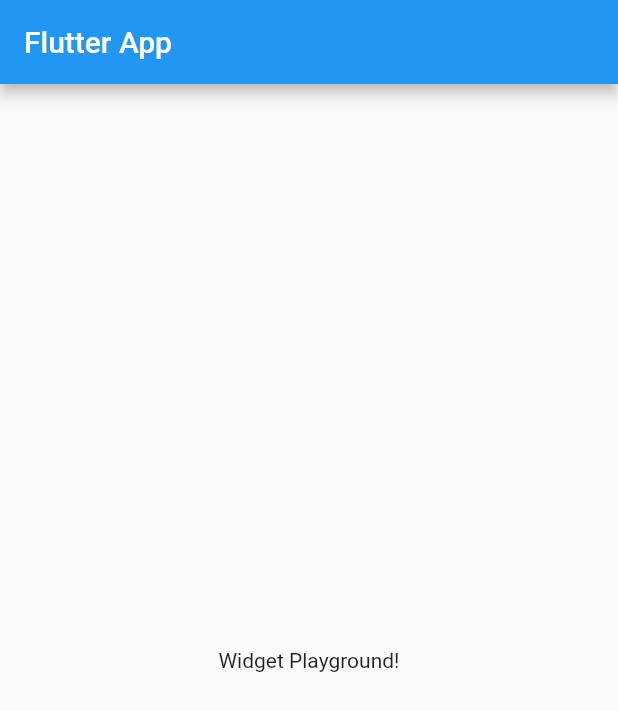
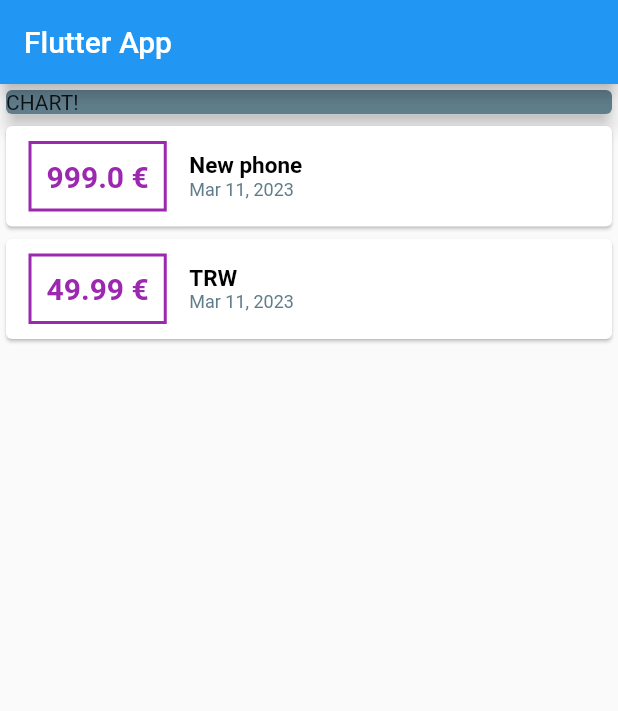
Before and after one commit to r0pe-12/personal_expenses_app, a Flutter app: the screen it shows after launch, on a phone screen of 412 x 824 dp. Shown: the top 711 px of the screen. Run offline on Flutter 3.47's test engine with Material 2 defaults, Android fonts, the phone set to English and light mode, and no system bars.

Commit message:
formatted date

```diff
--- a/lib/main.dart
+++ b/lib/main.dart
@@ -1,4 +1,9 @@
+// ignore_for_file: prefer_const_constructors
+// ignore_for_file: prefer_const_literals_to_create_immutables
 import 'package:flutter/material.dart';
+import 'package:personal_expenses_app/transaction.dart';
+
+import 'package:intl/intl.dart';
 
 void main() => runApp(const MyApp());
 
@@ -7,7 +12,7 @@ class MyApp extends StatelessWidget {
 
   @override
   Widget build(BuildContext context) {
-    return const MaterialApp(
+    return MaterialApp(
       debugShowCheckedModeBanner: false,
       title: 'Flutter App',
       home: MyHomePage(),
@@ -16,7 +21,22 @@ class MyApp extends StatelessWidget {
 }
 
 class MyHomePage extends StatelessWidget {
-  const MyHomePage({super.key});
+  MyHomePage({super.key});
+
+  final List<Transaction> transactions = [
+    Transaction(
+      id: 't1',
+      title: 'New phone',
+      amount: 999,
+      date: DateTime.now(),
+    ),
+    Transaction(
+      id: 't2',
+      title: 'TRW',
+      amount: 49.99,
+      date: DateTime.now(),
+    ),
+  ];
 
   @override
   Widget build(BuildContext context) {
@@ -24,8 +44,71 @@ class MyHomePage extends StatelessWidget {
       appBar: AppBar(
         title: const Text('Flutter App'),
       ),
-      body: const Center(
-        child: Text('Widget Playground!'),
+      body: Column(
+        mainAxisAlignment: MainAxisAlignment.start,
+        crossAxisAlignment: CrossAxisAlignment.start,
+        children: [
+          SizedBox(
+            width: double.infinity,
+            child: Card(
+              color: Colors.blueGrey,
+              elevation: 5,
+              child: Text('CHART!'),
+            ),
+          ),
+          Column(
+            children: [
+              ...transactions.map((e) {
+                return Card(
+                  child: Row(
+                    children: [
+                      Container(
+                        margin: EdgeInsets.symmetric(
+                          vertical: 10,
+                          horizontal: 15,
+                        ),
+                        padding: EdgeInsets.all(10),
+                        decoration: BoxDecoration(
+                          border: Border.all(color: Colors.purple, width: 2),
+                        ),
+                        child: Text(
+                          "${e.amount} €",
+                          style: TextStyle(
+                            fontWeight: FontWeight.bold,
+                            fontSize: 20,
+                            color: Colors.purple,
+                          ),
+                        ),
+                      ),
+                      Column(
+                        crossAxisAlignment: CrossAxisAlignment.start,
+                        children: [
+                          Text(
+                            e.title.toString(),
+                            style: TextStyle(
+                              fontWeight: FontWeight.bold,
+                              fontSize: 15,
+                              color: Colors.black,
+                            ),
+                          ),
+                          Text(
+                            DateFormat.yMMMd().format(
+                              DateTime.parse(e.date.toString()),
+                            ),
+                            style: TextStyle(
+                              fontSize: 12,
+                              color: Colors.blueGrey,
+                            ),
+                          ),
+                        ],
+                      ),
+                    ],
+                  ),
+                );
+              }).toList()
+            ],
+          )
+        ],
       ),
     );
   }
--- /dev/null
+++ b/lib/transaction.dart
@@ -0,0 +1,14 @@
+// ignore_for_file: public_member_api_docs, sort_constructors_first
+class Transaction {
+  final String? id;
+  final String? title;
+  final double? amount;
+  final DateTime? date;
+
+  Transaction({
+    required this.id,
+    required this.title,
+    required this.amount,
+    required this.date,
+  });
+}
--- a/pubspec.yaml
+++ b/pubspec.yaml
@@ -35,6 +35,7 @@ dependencies:
   # The following adds the Cupertino Icons font to your application.
   # Use with the CupertinoIcons class for iOS style icons.
   cupertino_icons: ^1.0.2
+  intl: ^0.18.0
 
 dev_dependencies:
   flutter_test:
```
Also changed, not shown: pubspec.lock.
